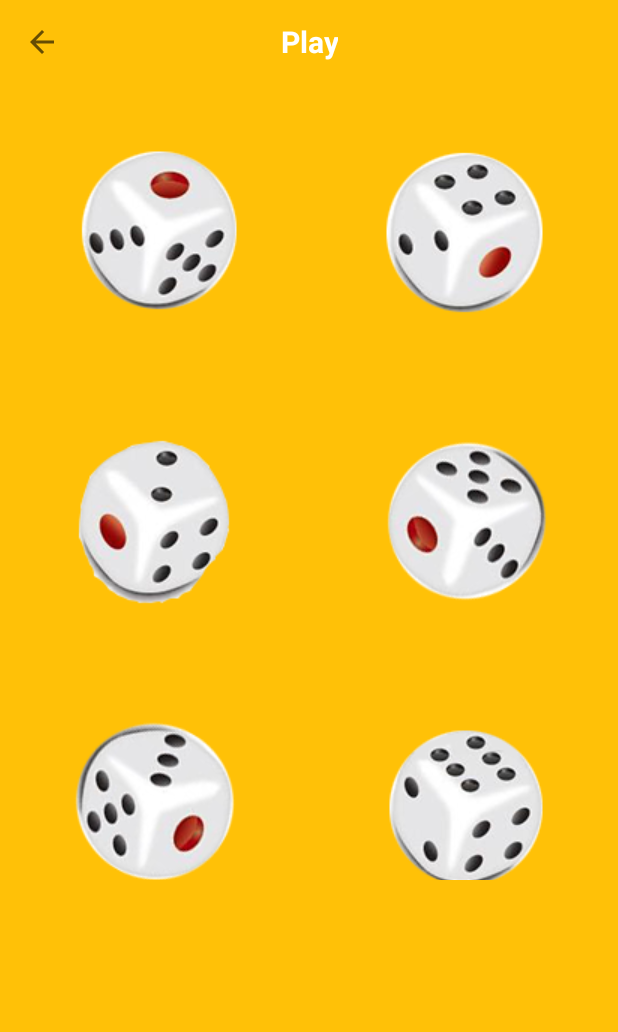
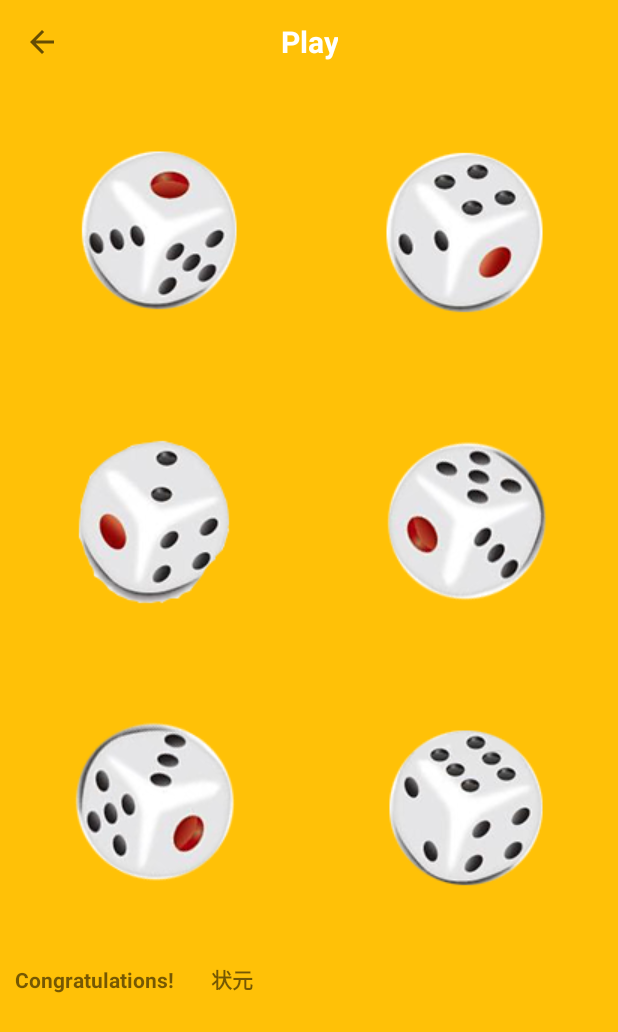
Before and after one commit to LiuJiewenTT/ee308fz_lab2, an Android app: the layout playpage.xml on its own in the app's theme, with its tools: preview values and no code run, on a phone screen of 412 x 824 dp. Shown: the top 1032 px of the screen. Run offline under Robolectric (Android 15) with nearby library versions, the light colour scheme and no system bars.

Commit message:
version1

```diff
--- a/proj/Bobing/app/src/main/res/layout/playpage.xml
+++ b/proj/Bobing/app/src/main/res/layout/playpage.xml
@@ -31,8 +31,8 @@
     <GridLayout
         android:id="@+id/play_grid"
         android:layout_width="match_parent"
-        android:layout_height="match_parent"
-        android:layout_weight="1"
+        android:layout_height="wrap_content"
+        android:layout_weight="0"
         android:rowCount="3"
         android:columnCount="2"
         >
@@ -102,8 +102,24 @@
     <LinearLayout
         android:layout_width="match_parent"
         android:layout_height="match_parent"
-        android:layout_weight="2"
+        android:padding="10dp"
+        android:layout_weight="1"
+        android:orientation="horizontal"
         >
+        <TextView
+            android:layout_width="0dp"
+            android:layout_height="wrap_content"
+            android:layout_weight="1"
+            android:text="@string/congratulations"
+            android:theme="@style/Theme.Bobing.ConGText"
+            />
+        <TextView
+            android:layout_width="0dp"
+            android:layout_height="wrap_content"
+            android:layout_weight="2"
+            android:text="@string/ZhuangYuan"
+            android:theme="@style/Theme.Bobing.ConGText"
+            />
 
 
     </LinearLayout>
--- a/proj/Bobing/app/src/main/res/values/colors.xml
+++ b/proj/Bobing/app/src/main/res/values/colors.xml
@@ -11,4 +11,5 @@
     <color name="golden">#FFFFC107</color>
     <color name="transparent_white">#00FFFFFF</color>
     <color name="btn_twhite">#20FFFFFF</color>
+    <color name="red">#FFFF0000</color>
 </resources>
--- a/proj/Bobing/app/src/main/res/values/strings.xml
+++ b/proj/Bobing/app/src/main/res/values/strings.xml
@@ -101,4 +101,10 @@
     <string name="multiplayer_mode">Multiplayer Mode</string>
 
     <string name="play_a_round">Go!</string>
+    <string name="congratulations">Congratulations!</string>
+    <string name="XiuCai">秀才</string>
+    <string name="JuRen">举人</string>
+    <string name="TanHua">探花</string>
+    <string name="BangYan">榜眼</string>
+    <string name="ZhuangYuan">状元</string>
 </resources>
--- a/proj/Bobing/app/src/main/res/values/themes.xml
+++ b/proj/Bobing/app/src/main/res/values/themes.xml
@@ -51,4 +51,9 @@
 <!--        <item name="cornerSizeBottomRight">0dp</item>-->
 <!--        <item name="backgroundTint">#20FFFFFF</item>-->
     </style>
+
+    <style name="Theme.Bobing.ConGText">
+        <item name="color">@color/red</item>
+        <item name="android:textStyle">bold</item>
+    </style>
 </resources>
```
Also changed, not shown: proj/Bobing/app/src/main/java/io/github/liujiewentt/ee308fz_lab2_bobing/play.java (+24 -0 lines).
